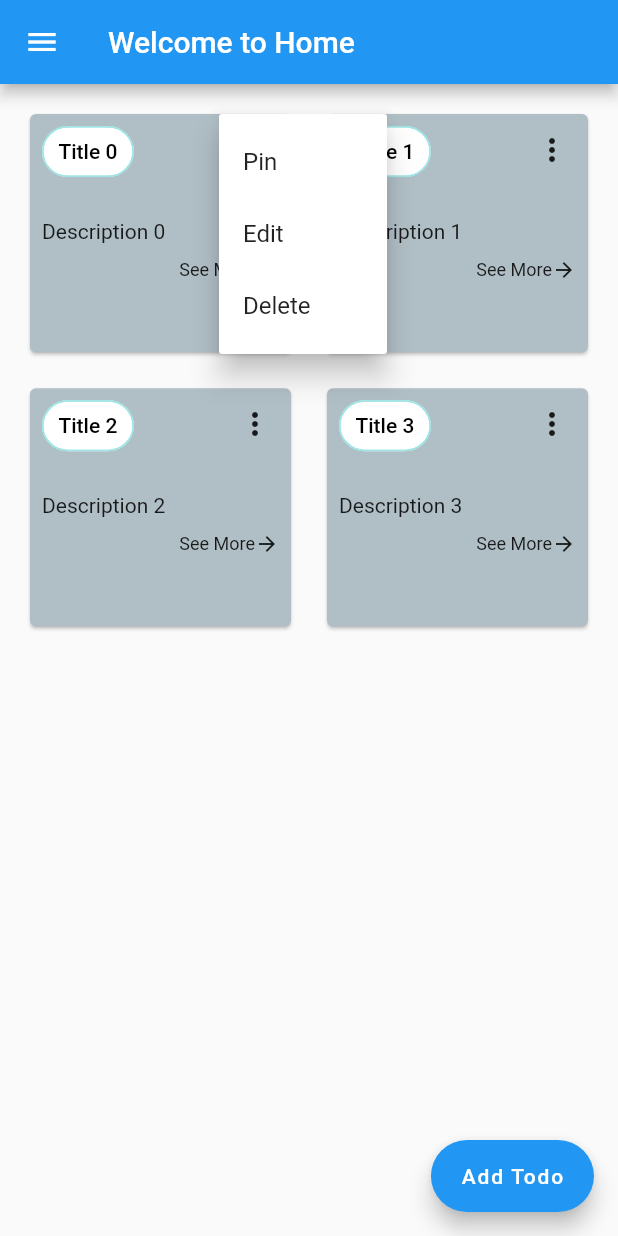
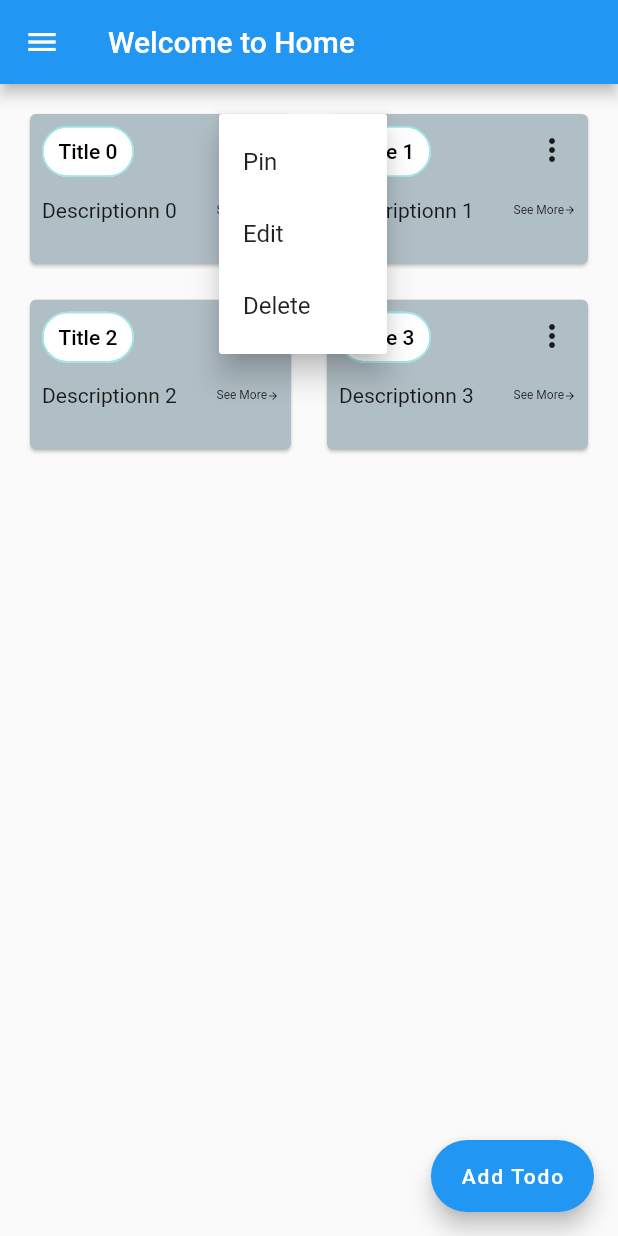
Before and after one commit to Zaeem104158/todo_riverpod, a Flutter app: the screen it shows after launch, after a tap on the "more vert" icon, on a phone screen of 412 x 824 dp. Run offline on Flutter 3.47's test engine with Material 2 defaults, Android fonts, the phone set to English and light mode, and no system bars; drawn by our look-alikes of flutter_advanced_drawer; our stand-ins replace flutter_riverpod, readmore; missing offline and left inert: material_color_generator.

```diff
--- a/lib/controller/todo_provider.dart
+++ b/lib/controller/todo_provider.dart
@@ -1,3 +1,5 @@
+import 'dart:developer';
+
 import 'package:flutter_riverpod/flutter_riverpod.dart';
 import 'package:todo_riverpod/controller/todo_trash_provider.dart';
 import 'package:todo_riverpod/model/todo_model.dart';
@@ -8,11 +10,19 @@ class TodosNotifier extends StateNotifier<List<Todo>> {
   final Ref ref;
 
   void addAllTodo(List<Todo> todos) {
-    state = todos;
+    final List<Todo> previousTodos = [];
+    previousTodos.addAll(state);
+    // state = todos;
+    //log("PrevioudTodos:$state");
+    previousTodos.addAll(todos);
+
+    previousTodos.forEach((element) {
+      log("message: ${element.title}");
+    });
+    state = previousTodos;
   }
 
   void addTodo(Todo todo) {
-    todo=todo.copyWith(selected: false);
     state = [...state, todo];
   }
 
@@ -23,6 +33,7 @@ class TodosNotifier extends StateNotifier<List<Todo>> {
       if (todo.id != todoId) {
         return true;
       }
+
       trashTodo = todo;
       return false;
     }).toList();
--- a/lib/home_screen.dart
+++ b/lib/home_screen.dart
@@ -4,9 +4,11 @@ import 'package:flutter_riverpod/flutter_riverpod.dart';
 import 'package:todo_riverpod/controller/todo_provider.dart';
 import 'package:todo_riverpod/home_drawer_widget.dart';
 import 'package:todo_riverpod/model/todo_model.dart';
+import 'package:todo_riverpod/seemore_description_screen.dart';
 import 'package:todo_riverpod/utils/size_config.dart';
 import 'package:uuid/uuid.dart';
 import 'package:flutter_advanced_drawer/flutter_advanced_drawer.dart';
+import 'package:readmore/readmore.dart';
 
 class HomeScreen extends ConsumerStatefulWidget {
   const HomeScreen({super.key});
@@ -30,7 +32,8 @@ class _HomeScreenState extends ConsumerState<HomeScreen> {
         (index) {
           return Todo(
             id: const Uuid().v4(),
-            description: "Description $index",
+            description:
+                "Descriptionn $index",
             title: "Title $index",
             pin: false,
             selected: false,
@@ -59,14 +62,14 @@ class _HomeScreenState extends ConsumerState<HomeScreen> {
       'Delete',
     ];
 
-    final double gridItemHeight = SizeConfig.getScreenHeight(context) / 6.5;
-    final double gridItemWidth = SizeConfig.getScreenHeight(context) / 6;
+    final double gridItemHeight = SizeConfig.getScreenHeight(context) / 8;
+    final double gridItemWidth = SizeConfig.getScreenHeight(context) / 5;
 
     return AdvancedDrawer(
       backdropColor: Colors.blueGrey[700],
       controller: _advancedDrawerController,
       animationCurve: Curves.easeInOut,
-      animationDuration: const Duration(milliseconds: 300),
+      animationDuration: const Duration(milliseconds: 250),
       animateChildDecoration: true,
       rtlOpening: false,
       disabledGestures: false,
@@ -124,8 +127,7 @@ class _HomeScreenState extends ConsumerState<HomeScreen> {
                         crossAxisAlignment: CrossAxisAlignment.start,
                         children: [
                           Padding(
-                            padding:
-                                const EdgeInsets.only(top: 8.0, left: 8.0),
+                            padding: const EdgeInsets.only(top: 8.0, left: 8.0),
                             child: Chip(
                               materialTapTargetSize:
                                   MaterialTapTargetSize.shrinkWrap,
@@ -185,8 +187,7 @@ class _HomeScreenState extends ConsumerState<HomeScreen> {
                             } else if (value == 1) {
                               todoTitleController.text = todo.title;
 
-                              todoDescriptionController.text =
-                                  todo.description;
+                              todoDescriptionController.text = todo.description;
                               //Edit Todo
                               customStatefullAlertWidget(
                                 id: todo.id,
@@ -201,35 +202,62 @@ class _HomeScreenState extends ConsumerState<HomeScreen> {
                         ],
                       ),
                       // Description of todos
-                      const SizedBox(
-                        height: 20,
-                      ),
+                      // const SizedBox(
+                      //   height: 20,
+                      // ),
                       Padding(
-                        padding: const EdgeInsets.only(
-                            left: 8.0, right: 6, top: 2, bottom: 2),
+                        padding: const EdgeInsets.all(8.0),
+                        child: Row(
+                          mainAxisAlignment: MainAxisAlignment.spaceBetween,
+                          children: [
+                            Expanded(
                               child: Text(
-                          maxLines: 3,
+                                textAlign: TextAlign.start,
+                                maxLines: 1,
                                 todoList[index].description,
                                 overflow: TextOverflow.ellipsis,
                               ),
                             ),
-                      //See More
-                      Padding(
-                        padding: const EdgeInsets.all(8.0),
+                            InkWell(
+                              onTap: () {
+                                Navigator.push(
+                                    context,
+                                    MaterialPageRoute(
+                                      builder: (context) => SeeMoreDescription(
+                                        todoList[index].description,
+                                      ),
+                                    ));
+                              },
                               child: Row(
-                          mainAxisAlignment: MainAxisAlignment.end,
                                 children: const [
                                   Text(
                                     "See More",
-                              style: TextStyle(fontSize: 12),
+                                    style: TextStyle(fontSize: 8),
                                   ),
                                   Icon(
                                     Icons.arrow_forward,
-                              size: 16,
+                                    size: 8,
                                   )
                                 ],
                               ),
                             )
+                          ],
+                        ),
+                      ),
+
+                      // Padding(
+                      //   padding: const EdgeInsets.only(left: 16.0, right: 16),
+                      //   child: ReadMoreText(
+                      //     todoList[index].description,
+                      //     trimLines: 3,
+                      //     colorClickableText: Colors.pink,
+                      //     trimMode: TrimMode.Line,
+                      //     trimCollapsedText: 'Show more',
+                      //     trimExpandedText: 'Show less',
+                      //     moreStyle: TextStyle(
+                      //         fontSize: 14, fontWeight: FontWeight.bold),
+                      //   ),
+                      // ),
                     ],
                   ),
                 ),
--- a/pubspec.yaml
+++ b/pubspec.yaml
@@ -34,6 +34,7 @@ dependencies:
   flutter_riverpod: ^2.1.3
   uuid: ^3.0.4
   material_color_generator: ^1.1.0
+  readmore: ^2.1.0
 
   # The following adds the Cupertino Icons font to your application.
   # Use with the CupertinoIcons class for iOS style icons.
```
Also changed, not shown: lib/controller/todo_trash_provider.dart (+25 -25 lines), lib/seemore_description_screen.dart (added, +22 -0 lines), lib/trash_screen.dart (+10 -17 lines), pubspec.lock. Lines whose indentation alone changed are shown as unchanged.
